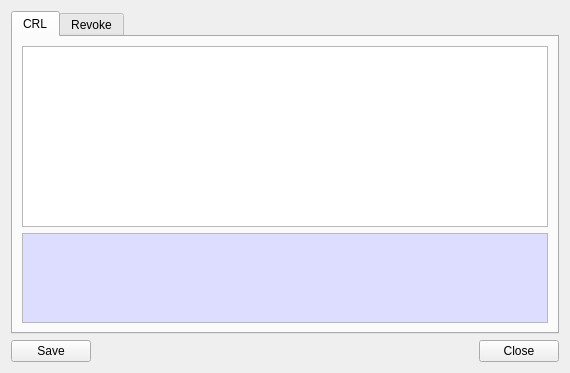
First picture: the form in BerEditor/crl_info_dlg.ui, repository jykim74/BerEditor, before the edit.
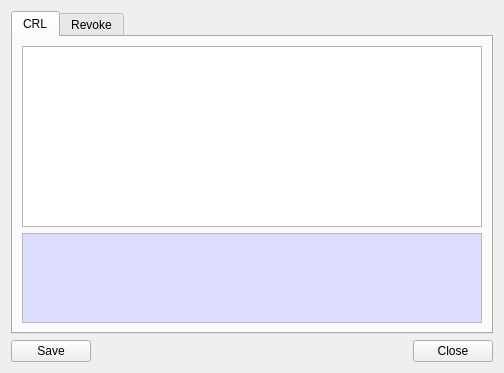
Second picture: the form after the edit. The open tabs and pages were chosen to show the change.

Commit message: UI 개선

The edit to the form file:
```diff
--- a/BerEditor/crl_info_dlg.ui
+++ b/BerEditor/crl_info_dlg.ui
@@ -6,7 +6,7 @@
    <rect>
     <x>0</x>
     <y>0</y>
-    <width>570</width>
+    <width>502</width>
     <height>373</height>
    </rect>
   </property>
@@ -41,7 +41,7 @@
         <widget class="QPlainTextEdit" name="mCRLDetailText">
          <property name="minimumSize">
           <size>
-           <width>500</width>
+           <width>460</width>
            <height>0</height>
           </size>
          </property>
```
Left out of the diff: 2 changed lines with no effect on the pictures. The commit also changes 6 other files.
